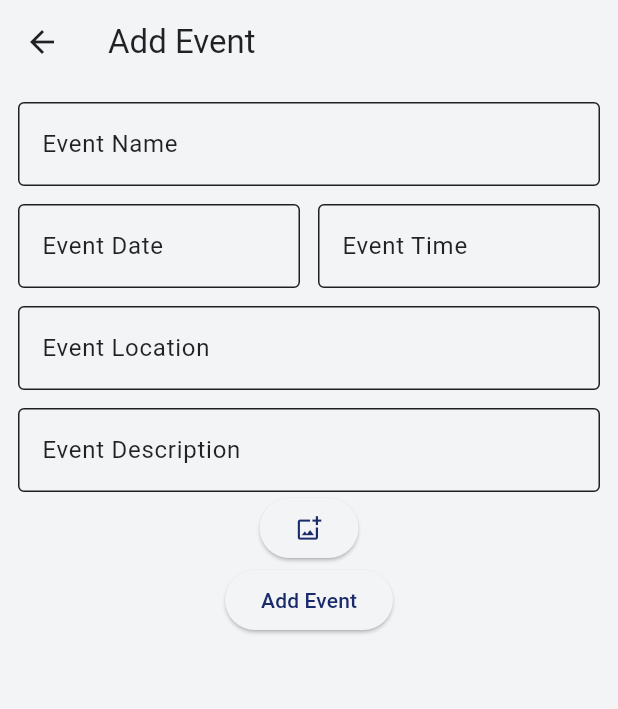
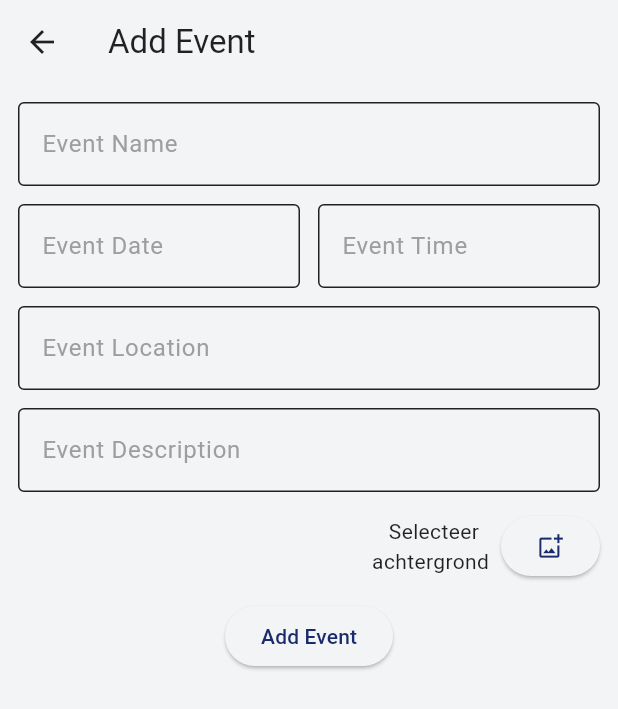
Before and after one commit to RoDev030/eventcountdown, a Flutter app: the AddEventScreen screen opened by its route, after a tap on the "add photo alternate" icon, on a phone screen of 412 x 824 dp. Shown: the top 709 px of the screen. Run offline on Flutter 3.47's test engine with Material 3 defaults, Android fonts, the phone set to English and light mode, and no system bars; our stand-ins replace hive, hive_flutter, image_picker; accounts and stored records are empty.

Commit message:
layout issues 1

```diff
--- a/lib/pages/add_event_screen.dart
+++ b/lib/pages/add_event_screen.dart
@@ -33,6 +33,7 @@ class _AddEventScreenState extends State<AddEventScreen> {
   @override
   Widget build(BuildContext context) {
     return Scaffold(
+      resizeToAvoidBottomInset: false,
       appBar: AppBar(title: const Text("Add Event")),
       body: Padding(
         padding: const EdgeInsets.all(12.0),
@@ -47,6 +48,10 @@ class _AddEventScreenState extends State<AddEventScreen> {
                 locationController: _locationController,
                 descriptionController: _descriptionController,
               ),
+              const SizedBox(height: 12),
+              Row(
+                mainAxisAlignment: MainAxisAlignment.end,
+                children: [
                   EventImagePicker(
                     eventImagePath: _eventImagePath,
                     onImageSelected: (imagePath) {
@@ -55,6 +60,9 @@ class _AddEventScreenState extends State<AddEventScreen> {
                       });
                     },
                   ),
+                ],
+              ),
+              const SizedBox(height: 12),
               EventSubmitButton(
                 formKey: _formkey,
                 nameController: _nameController,
--- a/lib/widgets/event_form.dart
+++ b/lib/widgets/event_form.dart
@@ -24,9 +24,13 @@ class EventForm extends StatelessWidget {
         TextFormField(
           controller: nameController,
           maxLength: 75,
-          decoration: const InputDecoration(
+          decoration: InputDecoration(
             counterText: "",
             labelText: "Event Name",
+            labelStyle: TextStyle(color: Colors.grey),
+            floatingLabelStyle: TextStyle(
+              color: Theme.of(context).colorScheme.primary,
+            ),
             border: OutlineInputBorder(),
           ),
           validator:
@@ -52,8 +56,13 @@ class EventForm extends StatelessWidget {
                     ).format(pickedDate);
                   }
                 },
-                decoration: const InputDecoration(
+                decoration: InputDecoration(
                   labelText: "Event Date",
+                  labelStyle: TextStyle(color: Colors.grey),
+                  floatingLabelStyle: TextStyle(
+                    color: Theme.of(context).colorScheme.primary,
+                  ),
+
                   border: OutlineInputBorder(),
                 ),
                 validator:
@@ -75,8 +84,12 @@ class EventForm extends StatelessWidget {
                     timeController.text = pickedTime.format(context);
                   }
                 },
-                decoration: const InputDecoration(
+                decoration: InputDecoration(
                   labelText: "Event Time",
+                  labelStyle: TextStyle(color: Colors.grey),
+                  floatingLabelStyle: TextStyle(
+                    color: Theme.of(context).colorScheme.primary,
+                  ),
                   border: OutlineInputBorder(),
                 ),
                 validator:
@@ -89,8 +102,12 @@ class EventForm extends StatelessWidget {
         const SizedBox(height: 12),
         TextFormField(
           controller: locationController,
-          decoration: const InputDecoration(
+          decoration: InputDecoration(
             labelText: "Event Location",
+            labelStyle: TextStyle(color: Colors.grey),
+            floatingLabelStyle: TextStyle(
+              color: Theme.of(context).colorScheme.primary,
+            ),
             border: OutlineInputBorder(),
           ),
           validator:
@@ -101,9 +118,13 @@ class EventForm extends StatelessWidget {
         TextFormField(
           controller: descriptionController,
           maxLength: 300,
-          decoration: const InputDecoration(
+          decoration: InputDecoration(
             counterText: "",
             labelText: "Event Description",
+            labelStyle: TextStyle(color: Colors.grey),
+            floatingLabelStyle: TextStyle(
+              color: Theme.of(context).colorScheme.primary,
+            ),
             border: OutlineInputBorder(),
           ),
           validator:
--- a/lib/widgets/event_image_picker.dart
+++ b/lib/widgets/event_image_picker.dart
@@ -16,16 +16,28 @@ class EventImagePicker extends StatelessWidget {
   Widget build(BuildContext context) {
     return Column(
       children: [
+        Row(
+          children: [
+            Text('\t \t Selecteer \n achtergrond'),
+            SizedBox(width: 8.0),
             ElevatedButton(
               onPressed: () async {
+                try {
                   final image = await pickImage();
                   if (image != null) {
                     onImageSelected(image);
+                  } else {
+                    debugPrint('No image selected.');
+                  }
+                } catch (e) {
+                  debugPrint('Error picking image: $e');
                 }
               },
               child: const Icon(Icons.add_photo_alternate_outlined),
             ),
-        if (eventImagePath != null) ...[
+          ],
+        ),
+        if (eventImagePath != null && File(eventImagePath!).existsSync()) ...[
           const SizedBox(height: 12),
           const Text(
             'Gekozen afbeelding:',
@@ -38,6 +50,12 @@ class EventImagePicker extends StatelessWidget {
             width: double.infinity,
             fit: BoxFit.cover,
           ),
+        ] else if (eventImagePath != null) ...[
+          const SizedBox(height: 12),
+          const Text(
+            'Afbeelding niet gevonden of ongeldig pad.',
+            style: TextStyle(color: Colors.red, fontWeight: FontWeight.bold),
+          ),
         ],
       ],
     );
--- a/lib/widgets/event_submit_button.dart
+++ b/lib/widgets/event_submit_button.dart
@@ -23,6 +23,23 @@ class EventSubmitButton extends StatelessWidget {
     required this.eventImagePath,
   });
 
+  DateTime parseFlexibleTime(String timeString) {
+    final List<DateFormat> formats = [
+      DateFormat('h:mm a'), // 12h formaat
+      DateFormat('HH:mm'), // 24h formaat
+    ];
+
+    for (final format in formats) {
+      try {
+        return format.parse(timeString);
+      } catch (_) {
+        continue;
+      }
+    }
+
+    throw FormatException('Geen geldig tijdformaat: $timeString');
+  }
+
   @override
   Widget build(BuildContext context) {
     return InkWell(
@@ -37,7 +54,8 @@ class EventSubmitButton extends StatelessWidget {
             final selectedDate = DateFormat(
               'dd-MM-yyyy',
             ).parse(dateController.text);
-            final parsedTime = DateFormat('h:mm a').parse(timeController.text);
+            final parsedTime = parseFlexibleTime(timeController.text);
+            ;
             final selectedTime = TimeOfDay.fromDateTime(parsedTime);
 
             final fullDateTime = DateTime(
```
Also changed, not shown: 2 other files. Lines whose indentation alone changed are shown as unchanged.
